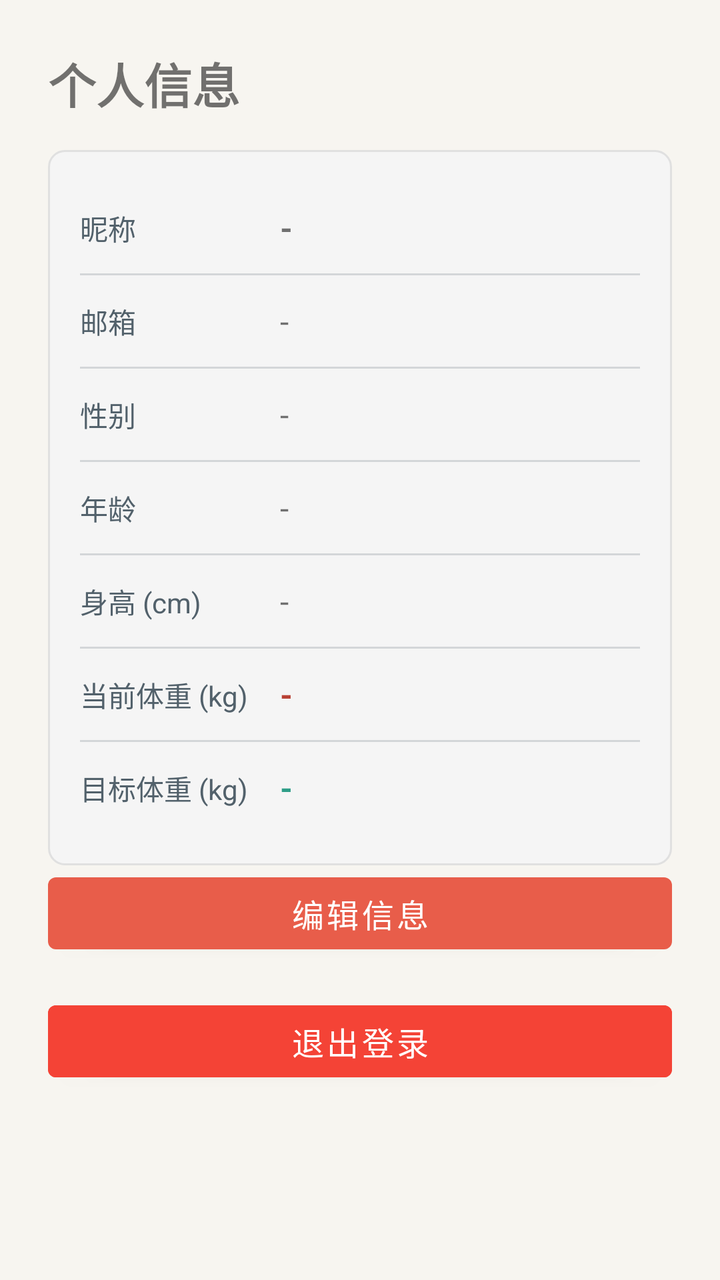
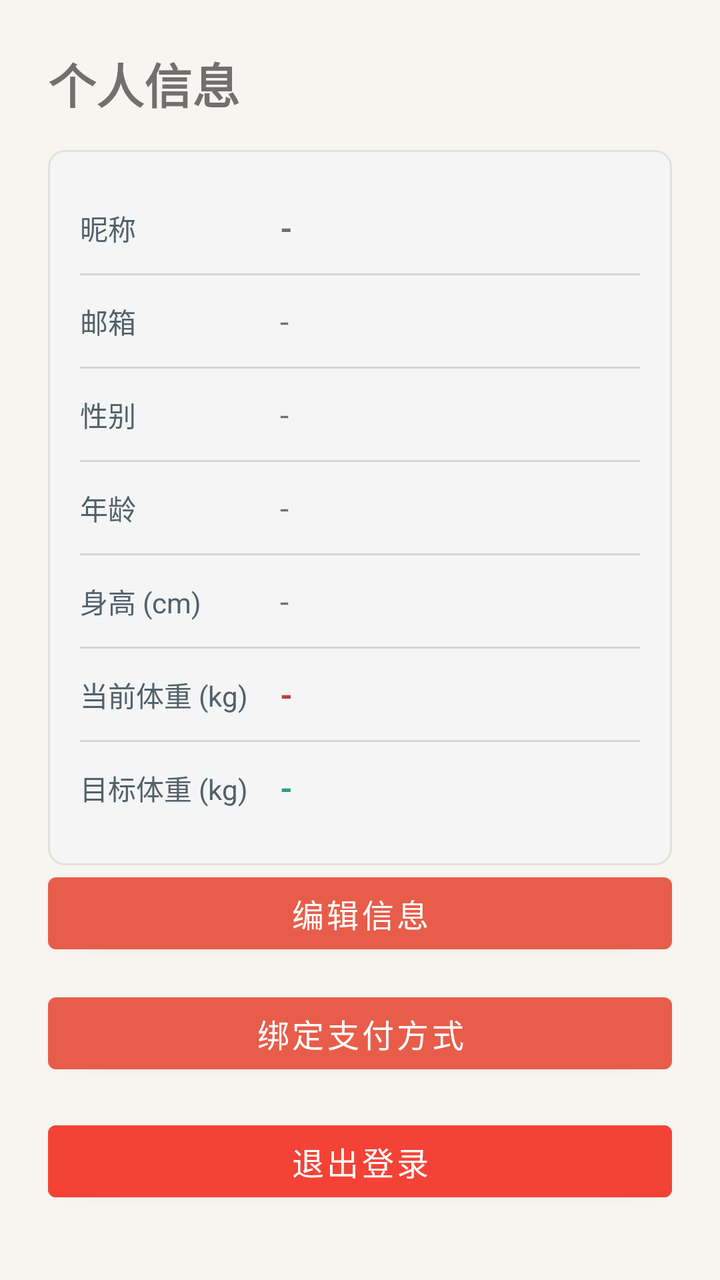

The first picture is an Android layout as it rendered before a commit; the second is the same layout after the commit. The layout source and the unified diff follow.
<!-- AndroidManifest.xml: activity theme Theme.WeightLossBetting -->
<!-- res/layout/fragment_profile.xml -->
<?xml version="1.0" encoding="utf-8"?>
<ScrollView xmlns:android="http://schemas.android.com/apk/res/android"
    xmlns:app="http://schemas.android.com/apk/res-auto"
    android:layout_width="match_parent"
    android:layout_height="match_parent"
    android:background="@color/xui_config_color_background"
    android:fillViewport="true">

    <LinearLayout
        android:layout_width="match_parent"
        android:layout_height="wrap_content"
        android:orientation="vertical"
        android:padding="24dp">

        <TextView
            android:layout_width="wrap_content"
            android:layout_height="wrap_content"
            android:text="个人信息"
            android:textSize="24sp"
            android:textStyle="bold"
            android:layout_marginBottom="16dp" />

        
        <TableLayout
            android:layout_width="match_parent"
            android:layout_height="wrap_content"
            android:stretchColumns="1"
            android:background="@drawable/bg_card"
            android:padding="16dp">

            
            <TableRow
                android:layout_width="match_parent"
                android:layout_height="wrap_content"
                android:paddingTop="12dp"
                android:paddingBottom="12dp">
                <TextView
                    android:layout_width="wrap_content"
                    android:layout_height="wrap_content"
                    android:text="昵称"
                    android:textSize="14sp"
                    android:textColor="@color/xui_config_color_text_content"
                    android:layout_marginEnd="16dp" />
                <TextView
                    android:id="@+id/tvNickname"
                    android:layout_width="0dp"
                    android:layout_height="wrap_content"
                    android:text="-"
                    android:textSize="16sp"
                    android:textStyle="bold"
                    android:maxLines="1"
                    android:ellipsize="end" />
            </TableRow>

            <View
                android:layout_width="match_parent"
                android:layout_height="1dp"
                android:background="@color/xui_config_color_text_content"
                android:alpha="0.2" />

            
            <TableRow
                android:layout_width="match_parent"
                android:layout_height="wrap_content"
                android:paddingTop="12dp"
                android:paddingBottom="12dp">
                <TextView
                    android:layout_width="wrap_content"
                    android:layout_height="wrap_content"
                    android:text="邮箱"
                    android:textSize="14sp"
                    android:textColor="@color/xui_config_color_text_content"
                    android:layout_marginEnd="16dp" />
                <TextView
                    android:id="@+id/tvEmail"
                    android:layout_width="0dp"
                    android:layout_height="wrap_content"
                    android:text="-"
                    android:textSize="16sp"
                    android:maxLines="1"
                    android:ellipsize="end" />
            </TableRow>

            <View
                android:layout_width="match_parent"
                android:layout_height="1dp"
                android:background="@color/xui_config_color_text_content"
                android:alpha="0.2" />

            
            <TableRow
                android:layout_width="match_parent"
                android:layout_height="wrap_content"
                android:paddingTop="12dp"
                android:paddingBottom="12dp">
                <TextView
                    android:layout_width="wrap_content"
                    android:layout_height="wrap_content"
                    android:text="性别"
                    android:textSize="14sp"
                    android:textColor="@color/xui_config_color_text_content"
                    android:layout_marginEnd="16dp" />
                <TextView
                    android:id="@+id/tvGender"
                    android:layout_width="0dp"
                    android:layout_height="wrap_content"
                    android:text="-"
                    android:textSize="16sp" />
            </TableRow>

            <View
                android:layout_width="match_parent"
                android:layout_height="1dp"
                android:background="@color/xui_config_color_text_content"
                android:alpha="0.2" />

            
            <TableRow
                android:layout_width="match_parent"
                android:layout_height="wrap_content"
                android:paddingTop="12dp"
                android:paddingBottom="12dp">
                <TextView
                    android:layout_width="wrap_content"
                    android:layout_height="wrap_content"
                    android:text="年龄"
                    android:textSize="14sp"
                    android:textColor="@color/xui_config_color_text_content"
                    android:layout_marginEnd="16dp" />
                <TextView
                    android:id="@+id/tvAge"
                    android:layout_width="0dp"
                    android:layout_height="wrap_content"
                    android:text="-"
                    android:textSize="16sp" />
            </TableRow>

            <View
                android:layout_width="match_parent"
                android:layout_height="1dp"
                android:background="@color/xui_config_color_text_content"
                android:alpha="0.2" />

            
            <TableRow
                android:layout_width="match_parent"
                android:layout_height="wrap_content"
                android:paddingTop="12dp"
                android:paddingBottom="12dp">
                <TextView
                    android:layout_width="wrap_content"
                    android:layout_height="wrap_content"
                    android:text="身高 (cm)"
                    android:textSize="14sp"
                    android:textColor="@color/xui_config_color_text_content"
                    android:layout_marginEnd="16dp" />
                <TextView
                    android:id="@+id/tvHeight"
                    android:layout_width="0dp"
                    android:layout_height="wrap_content"
                    android:text="-"
                    android:textSize="16sp" />
            </TableRow>

            <View
                android:layout_width="match_parent"
                android:layout_height="1dp"
                android:background="@color/xui_config_color_text_content"
                android:alpha="0.2" />

            
            <TableRow
                android:layout_width="match_parent"
                android:layout_height="wrap_content"
                android:paddingTop="12dp"
                android:paddingBottom="12dp">
                <TextView
                    android:layout_width="wrap_content"
                    android:layout_height="wrap_content"
                    android:text="当前体重 (kg)"
                    android:textSize="14sp"
                    android:textColor="@color/xui_config_color_text_content"
                    android:layout_marginEnd="16dp" />
                <TextView
                    android:id="@+id/tvCurrentWeight"
                    android:layout_width="0dp"
                    android:layout_height="wrap_content"
                    android:text="-"
                    android:textSize="16sp"
                    android:textStyle="bold"
                    android:textColor="@color/purple_700" />
            </TableRow>

            <View
                android:layout_width="match_parent"
                android:layout_height="1dp"
                android:background="@color/xui_config_color_text_content"
                android:alpha="0.2" />

            
            <TableRow
                android:layout_width="match_parent"
                android:layout_height="wrap_content"
                android:paddingTop="12dp"
                android:paddingBottom="12dp">
                <TextView
                    android:layout_width="wrap_content"
                    android:layout_height="wrap_content"
                    android:text="目标体重 (kg)"
                    android:textSize="14sp"
                    android:textColor="@color/xui_config_color_text_content"
                    android:layout_marginEnd="16dp" />
                <TextView
                    android:id="@+id/tvTargetWeight"
                    android:layout_width="0dp"
                    android:layout_height="wrap_content"
                    android:text="-"
                    android:textSize="16sp"
                    android:textStyle="bold"
                    android:textColor="@color/teal_700" />
            </TableRow>

        </TableLayout>

        
        <Button
            android:id="@+id/btnEdit"
            android:layout_width="match_parent"
            android:layout_height="wrap_content"
            android:text="编辑信息"
            android:textSize="16sp" />

        
        <Button
            android:id="@+id/btnLogout"
            android:layout_width="match_parent"
            android:layout_height="wrap_content"
            android:text="退出登录"
            android:textSize="16sp"
            android:layout_marginTop="16dp"
            android:backgroundTint="@color/xui_config_color_error" />

        
        <ProgressBar
            android:id="@+id/progressBar"
            android:layout_width="wrap_content"
            android:layout_height="wrap_content"
            android:layout_gravity="center"
            android:layout_marginTop="16dp"
            android:visibility="gone" />

    </LinearLayout>

</ScrollView>
<!-- resources referenced by this layout -->
<resources>
  <color name="purple_700">#FFB94235</color>
  <color name="teal_700">#FF2E9D87</color>
  <color name="xui_config_color_background">#FFF7F5F0</color>
  <color name="xui_config_color_error">#F44336</color>
  <color name="xui_config_color_text_content">#FF52616B</color>
  <!-- drawable bg_card (drawable) -->
  <?xml version="1.0" encoding="utf-8"?>
  <shape xmlns:android="http://schemas.android.com/apk/res/android"
      android:shape="rectangle">
      
      <solid android:color="#F5F5F5" />
      
      <corners android:radius="8dp" />
      
      <stroke
          android:width="1dp"
          android:color="#E0E0E0" />
      
  </shape>
  <style name="Theme.WeightLossBetting" parent="Theme.MaterialComponents.DayNight.NoActionBar">
          <item name="colorPrimary">@color/purple_500</item>
          <item name="colorPrimaryDark">@color/purple_700</item>
          <item name="colorAccent">@color/purple_200</item>
          <item name="android:statusBarColor">@color/purple_700</item>
          <item name="android:navigationBarColor">@color/xui_config_color_background</item>
          
          
          <item name="XUIThemeStyle">@style/XUITheme.Phone</item>
      </style>
  <color name="purple_500">#FFE85D4A</color>
  <color name="purple_200">#FFF7B6A8</color>
</resources>

<!-- the commit's change to res/layout/fragment_profile.xml (unified diff, before → after) -->
@@ -230,6 +230,14 @@
             android:text="编辑信息"
             android:textSize="16sp" />
 
+        <Button
+            android:id="@+id/btnPaymentMethod"
+            android:layout_width="match_parent"
+            android:layout_height="wrap_content"
+            android:layout_marginTop="12dp"
+            android:text="绑定支付方式"
+            android:textSize="16sp" />
+
         
         <Button
             android:id="@+id/btnLogout"
